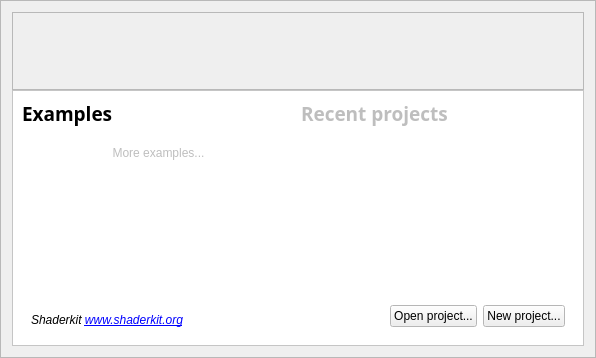
This is app/welcome.ui in tonttu/Shaderkit as Qt 5 draws it before an edit. The edited form follows.
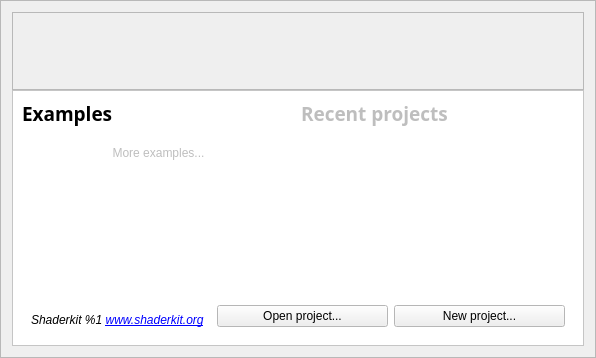
This is the edited form. Icons and pictures are not drawn.

Commit message: Added version number to the welcome widget

Patch:
```diff
--- a/app/welcome.ui
+++ b/app/welcome.ui
@@ -279,7 +279,7 @@
             </font>
            </property>
            <property name="text">
-            <string>Shaderkit &lt;a href=&quot;http://www.shaderkit.org/&quot;&gt;www.shaderkit.org&lt;/a&gt;</string>
+            <string>Shaderkit %1 &lt;a href=&quot;http://www.shaderkit.org/&quot;&gt;www.shaderkit.org&lt;/a&gt;</string>
            </property>
            <property name="alignment">
             <set>Qt::AlignBottom|Qt::AlignLeading|Qt::AlignLeft</set>
@@ -297,12 +297,6 @@
            <property name="orientation">
             <enum>Qt::Horizontal</enum>
            </property>
-           <property name="sizeHint" stdset="0">
-            <size>
-             <width>40</width>
-             <height>20</height>
-            </size>
-           </property>
           </spacer>
          </item>
          <item>
```
Left out of the diff: 2 changed lines with no effect on the pictures. The commit also changes 1 other file.
